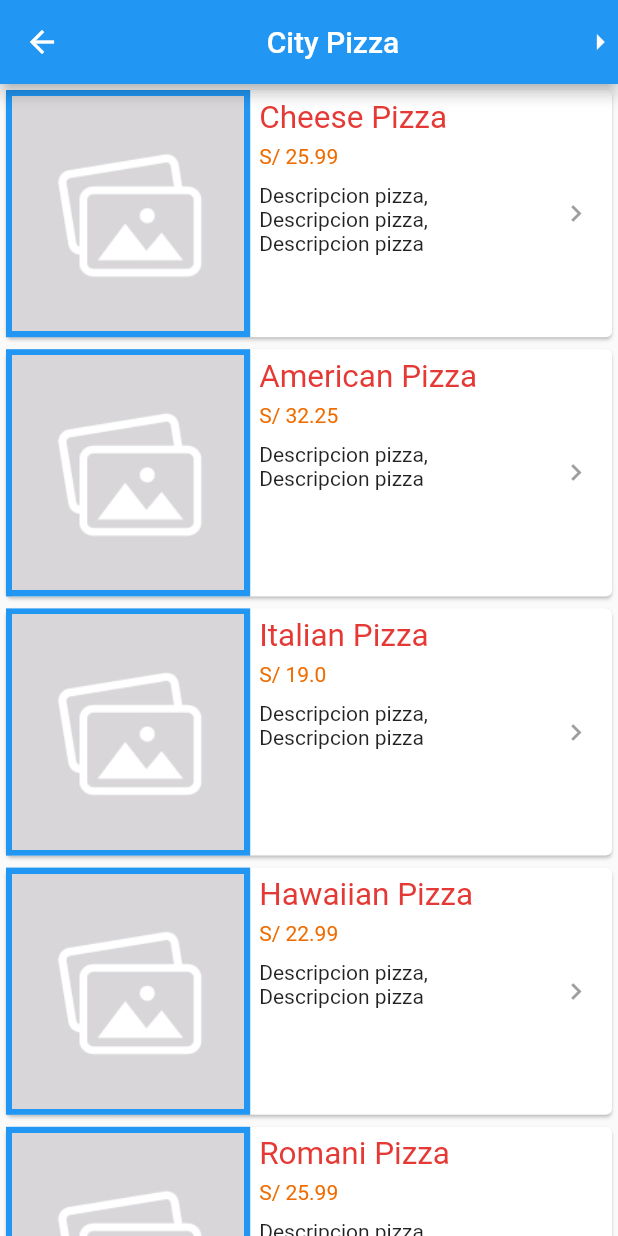
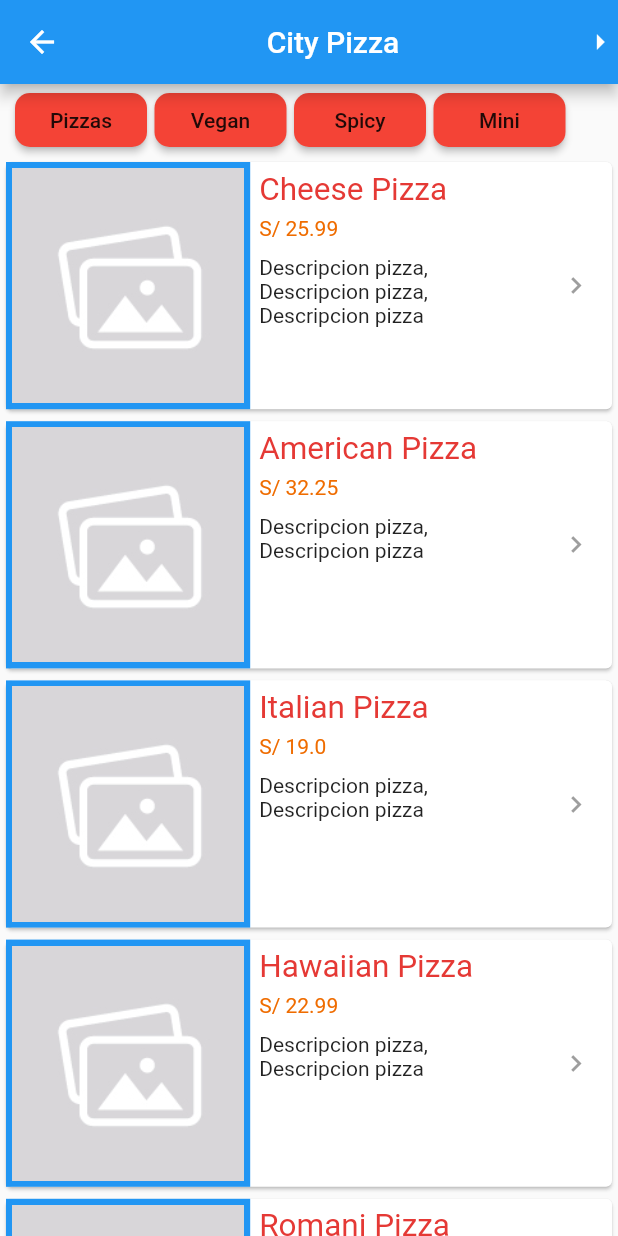
Before and after one commit to dznkos/jungleApp, a Flutter app: the MenuPage screen opened by its route, on a phone screen of 412 x 824 dp. Run offline on Flutter 3.47's test engine with Material 2 defaults, Android fonts, the phone set to English and light mode, and no system bars; our stand-ins replace carousel_slider, rxdart; network calls fail.

Commit message:
version 2.07

```diff
--- a/lib/pages/menu_page.dart
+++ b/lib/pages/menu_page.dart
@@ -1,4 +1,5 @@
 import 'package:flutter/material.dart';
+import 'package:jungle_app/widgets/categoria_pizza.dart';
 import 'package:jungle_app/widgets/list_pizza.dart';
 
 class MenuPage extends StatelessWidget {
@@ -14,6 +15,7 @@ class MenuPage extends StatelessWidget {
       body: Container(
           child: ListView(
         children: [
+          categoriasButtons(),
           ListPizza(
               'Cheese Pizza',
               'Descripcion pizza, Descripcion pizza, Descripcion pizza',
@@ -49,4 +51,41 @@ class MenuPage extends StatelessWidget {
       )),
     );
   }
+
+  Widget categoriasButtons() {
+    return SingleChildScrollView(
+      padding: EdgeInsets.symmetric(horizontal: 10),
+      scrollDirection: Axis.horizontal,
+      child: Row(
+        mainAxisAlignment: MainAxisAlignment.start,
+        children: <Widget>[
+          CategoriaTitulo(
+            title: "Pizzas",
+            color: Colors.red,
+          ),
+          SizedBox(
+            width: 5,
+          ),
+          CategoriaTitulo(
+            title: "Vegan",
+            color: Colors.red,
+          ),
+          SizedBox(
+            width: 5,
+          ),
+          CategoriaTitulo(
+            title: "Spicy",
+            color: Colors.red,
+          ),
+          SizedBox(
+            width: 5,
+          ),
+          CategoriaTitulo(
+            title: "Mini",
+            color: Colors.red,
+          ),
+        ],
+      ),
+    );
+  }
 }
--- a/lib/widgets/categoria_pizza.dart
+++ b/lib/widgets/categoria_pizza.dart
@@ -10,12 +10,12 @@ class CategoriaTitulo extends StatelessWidget {
 
   @override
   Widget build(BuildContext context) {
-    return FlatButton(
+    return MaterialButton(
       color: this.color,
       onPressed: () {
         Navigator.pushNamed(context, route);
       },
-      shape: BeveledRectangleBorder(),
+      shape: RoundedRectangleBorder(borderRadius: BorderRadius.circular(10)),
       child: Center(child: Text(this.title)),
     );
   }
```
Also changed, not shown: lib/pages/home_page.dart (+12 -5 lines).
